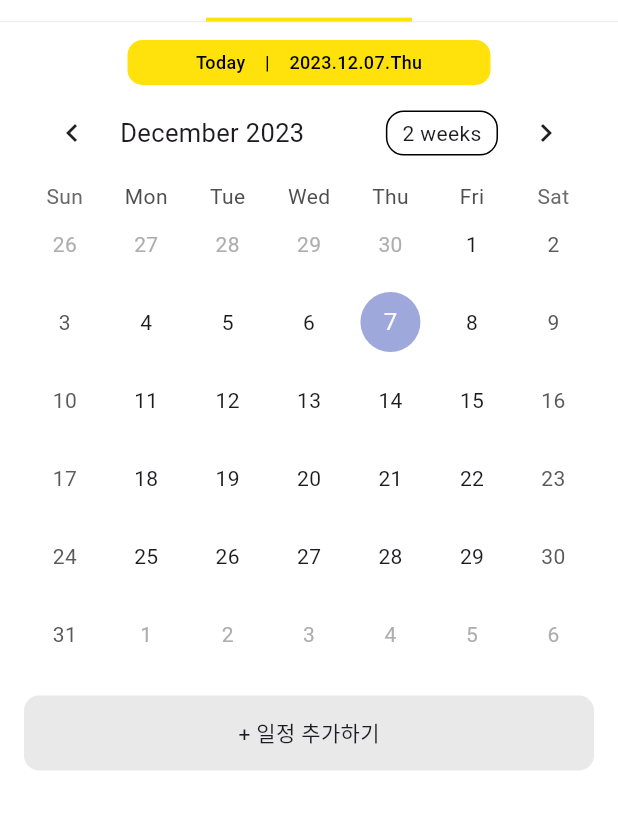
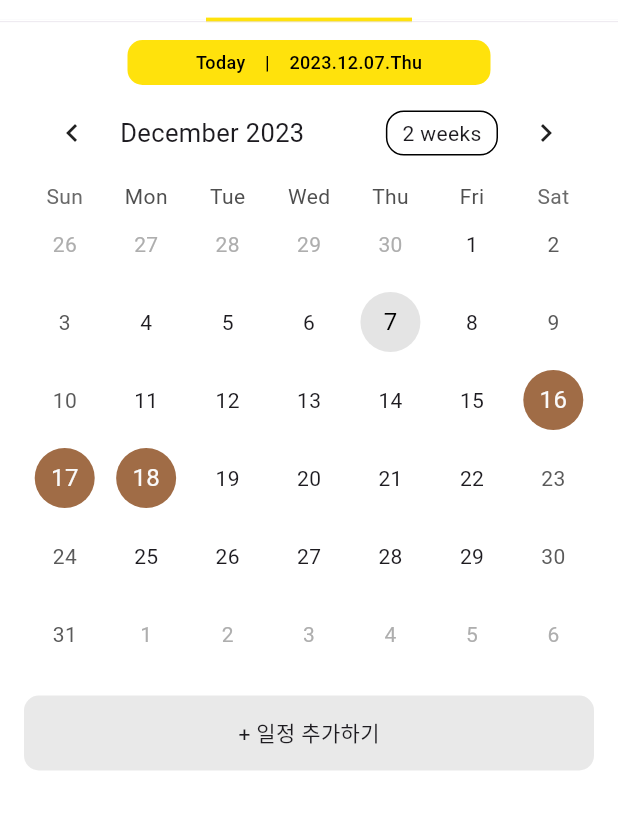
Before and after one commit to minzziPark/Flutter_project_Beeginner, a Flutter app: the SchedulePage screen opened by its route, on a phone screen of 412 x 824 dp, the part 110-940 px from its top. Run offline on Flutter 3.47's test engine with Material 3 defaults, Android fonts, the phone set to English and light mode, and no system bars; drawn by our look-alikes of table_calendar; our stand-ins replace cloud_firestore, firebase_auth, firebase_core, flutter_svg, timer_builder; accounts and stored records are empty.

Commit message:
날짜 표시, 색상 표현하기

```diff
--- a/beeginner/lib/schedule.dart
+++ b/beeginner/lib/schedule.dart
@@ -1,4 +1,5 @@
 import 'package:beeginner/addschedule.dart';
+import 'package:cloud_firestore/cloud_firestore.dart';
 import 'package:flutter/material.dart';
 import 'package:flutter_svg/svg.dart';
 import 'package:intl/intl.dart';
@@ -14,6 +15,29 @@ class SchedulePage extends StatefulWidget {
 }
 
 class _SchedulePageState extends State<SchedulePage> {
+  var _selectedDay;
+  var _focusedDay = DateTime.now();
+
+  Future<List<DateTime>> fetchDatesFromFirebase() async {
+    List<DateTime> dateList = [];
+
+    try {
+      QuerySnapshot<Map<String, dynamic>> snapshot =
+          await FirebaseFirestore.instance.collection('schedule').get();
+
+      for (QueryDocumentSnapshot<Map<String, dynamic>> document
+          in snapshot.docs) {
+        Timestamp timestamp = document['schedule'];
+        DateTime date = timestamp.toDate();
+        dateList.add(date);
+      }
+    } catch (e) {
+      print("Error fetching dates from Firebase: $e");
+    }
+
+    return dateList;
+  }
+
   @override
   Widget build(BuildContext context) {
     return Scaffold(
@@ -161,9 +185,28 @@ class _SchedulePageState extends State<SchedulePage> {
             Container(
               width: 380,
               child: TableCalendar(
-                focusedDay: DateTime.now(),
+                focusedDay: _focusedDay,
                 firstDay: DateTime(2020),
                 lastDay: DateTime(2030),
+                selectedDayPredicate: (day) {
+                  return day.isAfter(DateTime(2023, 12, 15)) &&
+                      day.isBefore(DateTime(2023, 12, 19));
+                },
+                calendarStyle: CalendarStyle(
+                  todayDecoration: const BoxDecoration(
+                    color: const Color(0x3F929292),
+                    shape: BoxShape.circle,
+                  ),
+                  todayTextStyle: const TextStyle(
+                    color: Color.fromARGB(255, 0, 0, 0),
+                    fontSize: 16.0,
+                  ),
+                  selectedDecoration: const BoxDecoration(
+                    color: Color(0xFFA06C46), // 선택된 날짜의 배경색
+                    shape: BoxShape.circle, // 선택된 날짜의 모양
+                    // borderRadius: BorderRadius.circular(5.0), // 선택된 날짜의 모양 설정
+                  ),
+                ),
               ),
             ),
             Padding(
```
